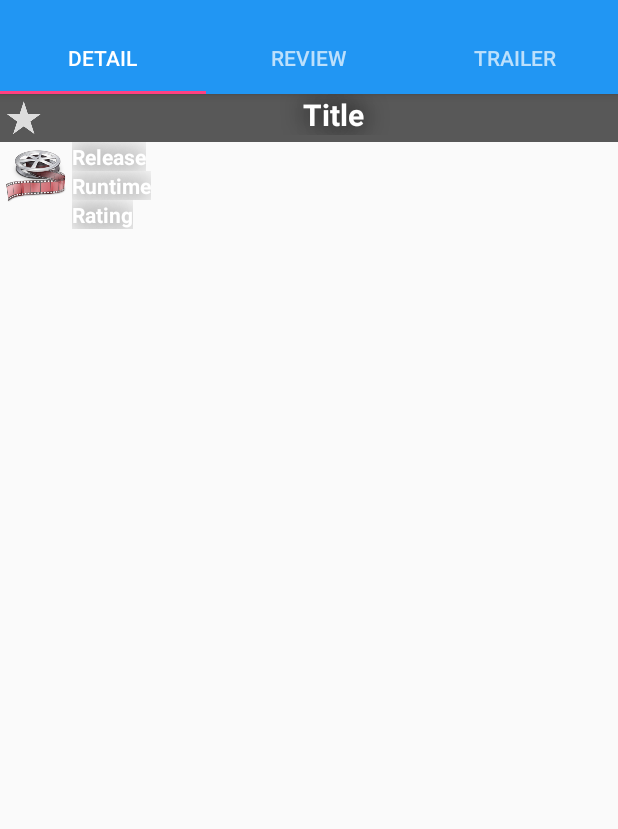
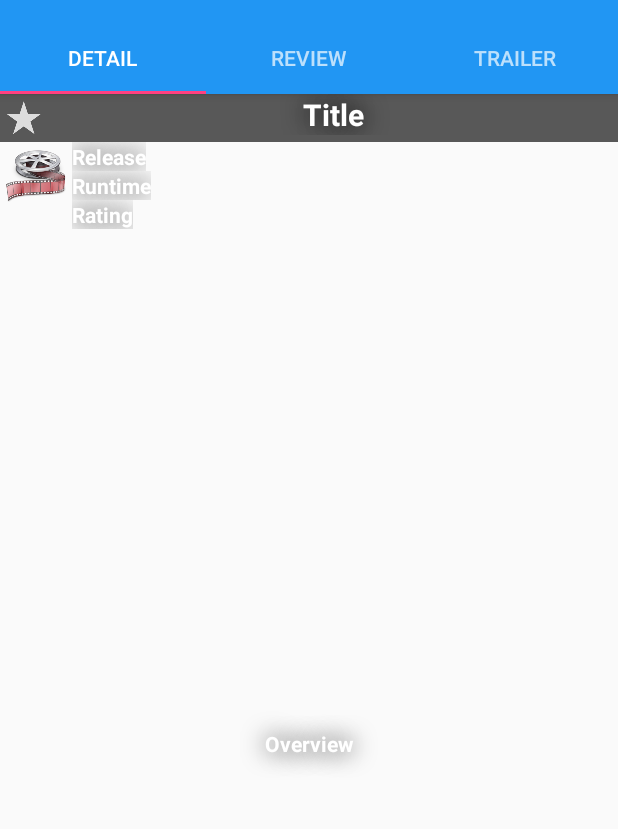
Before and after one commit to bbazemore/Android-Nanodegree, an Android app: the DetailActivity screen opened directly, with no data from a screen before it, on a phone screen of 412 x 824 dp, the part 62-891 px from its top. Run offline under Robolectric (Android 15) with nearby library versions, the phone set to English and light mode, and no system bars; libraries missing offline, so code that uses them is left out: retrofit.client; pictures from the network do not load.

Commit message:
UI tweaks - Fix empty review tab when there were only a few reviews.  The "TotalPages" was sometimes 0 even though there were some reviews. Over on the detail tab, put the movie overview in the middle of the page rather than at the bottom.  The bottom gravity plus the app toolbar caused the text to drop off the bottom of the screen in landscape mode.

```diff
--- a/PopularMovies/mobile/src/main/java/com/android/bazemom/popularmovies/moviebusevents/ReviewsLoadedEvent.java
+++ b/PopularMovies/mobile/src/main/java/com/android/bazemom/popularmovies/moviebusevents/ReviewsLoadedEvent.java
@@ -17,9 +17,9 @@ public class ReviewsLoadedEvent {
     public ReviewsLoadedEvent(MovieReviewListModel reviewsReturned)
     {
         reviewResults = reviewsReturned.getResults();
-        totalPages = reviewsReturned.getTotalPages();
+        totalPages = reviewsReturned.getTotalPages();  // this is sometimes 0
         currentPage = reviewsReturned.getPage();
-        endOfInput = (totalPages-currentPage) == 0;
+        endOfInput = (totalPages-currentPage) <= 0 ;
         Log.i(TAG, "ReviewsLoadedEvent created with " + reviewsReturned.getResults().size() + " results");
     }
 
--- a/PopularMovies/mobile/src/main/res/layout/fragment_detail.xml
+++ b/PopularMovies/mobile/src/main/res/layout/fragment_detail.xml
@@ -87,9 +87,8 @@
             android:layout_height="wrap_content"
             android:layout_alignParentBottom="true"
             android:layout_below="@id/detail_movie_user_rating"
-            android:gravity="center|bottom"
+            android:gravity="center"
             android:padding="20dp"
-            android:paddingBottom="16dp"
             android:text="@string/detail_movie_default_overview"/>
     </RelativeLayout>
 </RelativeLayout>
```
